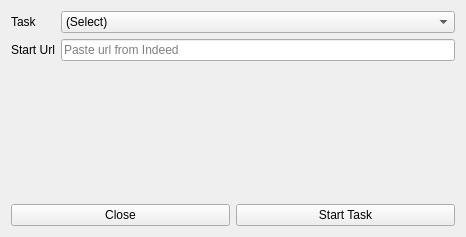
Above: IndeedGUI/DialogNewTask.ui from RileyCodes/IndeedJobAnalyzer before the change. Below: the same form after it.
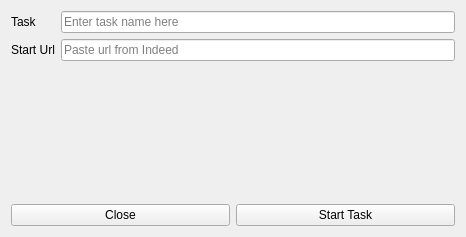
That is the form after the change.

Commit message: trying to display tasks on table

Diff of the .ui file:
```diff
--- a/IndeedGUI/DialogNewTask.ui
+++ b/IndeedGUI/DialogNewTask.ui
@@ -37,20 +37,6 @@
        </property>
       </widget>
      </item>
-     <item row="0" column="1">
-      <widget class="QComboBox" name="comboBox_taskname">
-       <item>
-        <property name="text">
-         <string>(Select)</string>
-        </property>
-       </item>
-       <item>
-        <property name="text">
-         <string>Add a new task</string>
-        </property>
-       </item>
-      </widget>
-     </item>
      <item row="1" column="0">
       <widget class="QLabel" name="label_3">
        <property name="text">
@@ -81,6 +67,13 @@
        </property>
       </widget>
      </item>
+     <item row="0" column="1">
+      <widget class="QLineEdit" name="lineEdit_newtaskname">
+       <property name="placeholderText">
+        <string>Enter task name here</string>
+       </property>
+      </widget>
+     </item>
     </layout>
    </item>
   </layout>
```
The commit also changes 17 other files.
